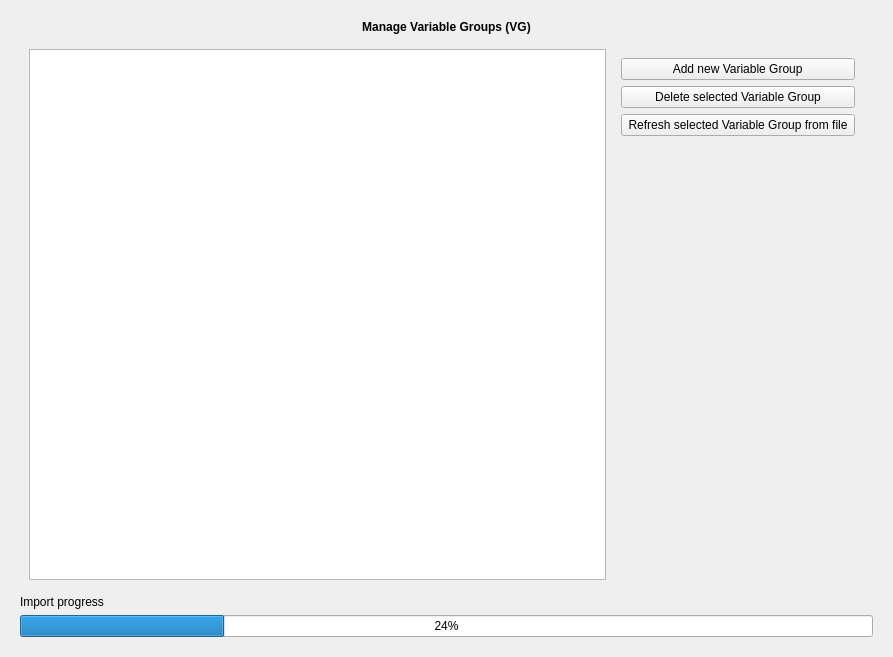
Above: NewGeneUI/NewGene/Widgets/ManageInput/VGs/newgenemanagevgs.ui from daniel347x/newgene before the change. Below: the same form after it.
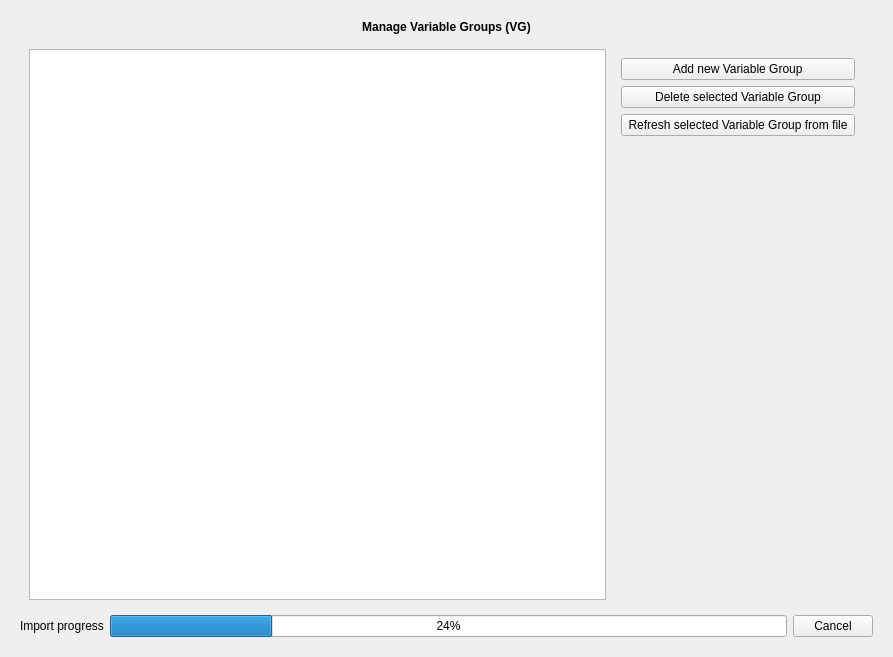
That is the form after the change.

Commit message: Implement skeleton for "Cancel Import" functionality for both DMU and VG

What changed in the file:
```diff
--- a/NewGeneUI/NewGene/Widgets/ManageInput/VGs/newgenemanagevgs.ui
+++ b/NewGeneUI/NewGene/Widgets/ManageInput/VGs/newgenemanagevgs.ui
@@ -99,6 +99,8 @@
        </widget>
       </item>
       <item>
+       <layout class="QHBoxLayout" name="horizontalLayout_3">
+        <item>
        <widget class="QLabel" name="label_importProgress">
         <property name="text">
          <string>Import progress</string>
@@ -111,6 +113,15 @@
          <number>24</number>
         </property>
        </widget>
+        </item>
+        <item>
+         <widget class="QPushButton" name="pushButton_cancel">
+          <property name="text">
+           <string>Cancel</string>
+          </property>
+         </widget>
+        </item>
+       </layout>
       </item>
      </layout>
     </widget>
```
Lines whose indentation alone changed are shown as unchanged. The commit also changes 9 other files.
